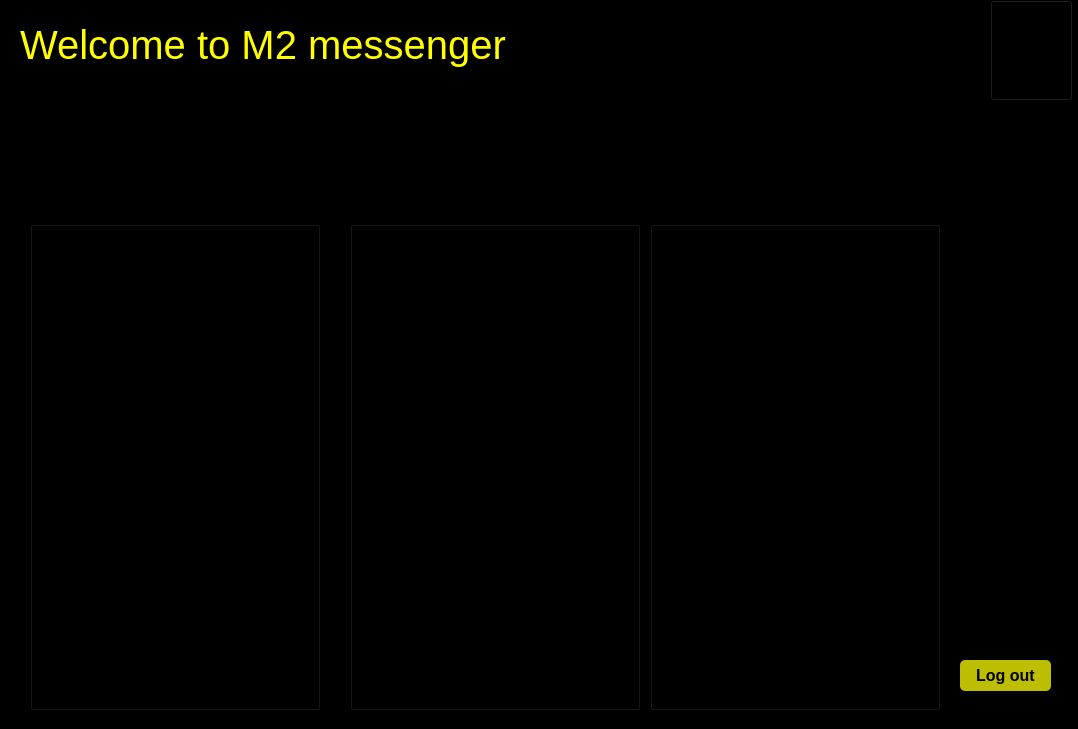
Before: the Qt Designer form untitled/afterlogin.ui in MohamadKhavaran/M2-Massenger, drawn with Qt 5.
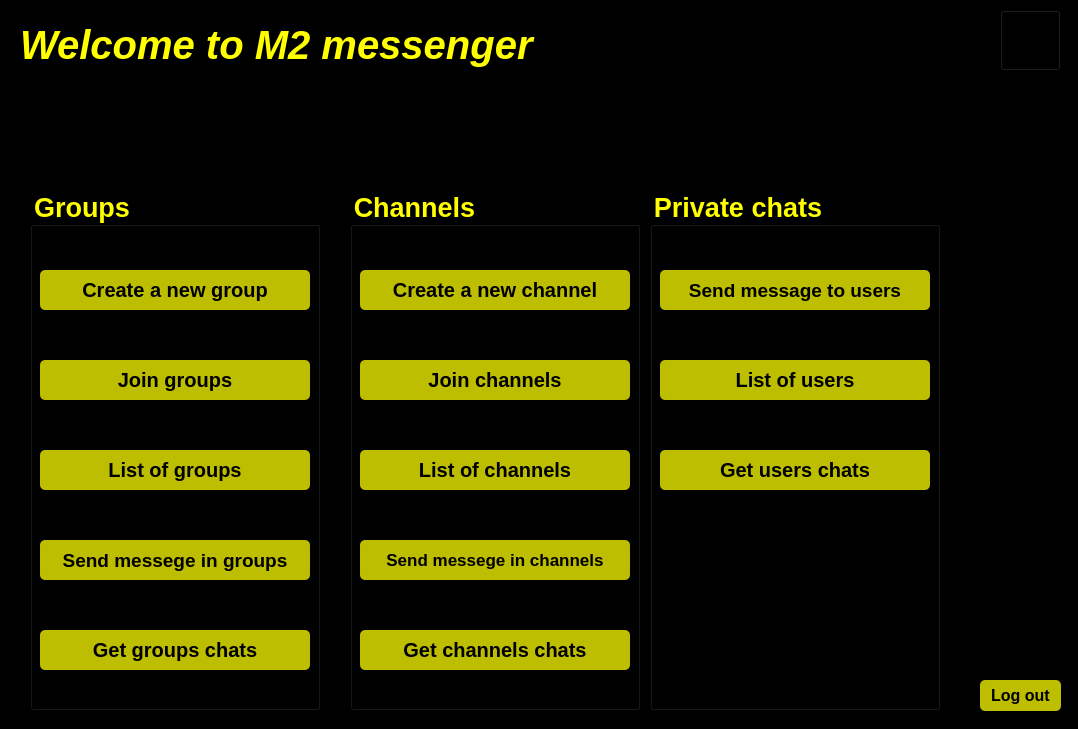
After: the same form once the commit is applied. Icons and pictures are not drawn.

Commit message: add some feature to after login page

The edit to the form file:
```diff
--- a/untitled/afterlogin.ui
+++ b/untitled/afterlogin.ui
@@ -34,13 +34,18 @@
      <rect>
       <x>20</x>
       <y>10</y>
-      <width>611</width>
+      <width>631</width>
       <height>70</height>
      </rect>
     </property>
     <property name="font">
      <font>
       <pointsize>30</pointsize>
+      <italic>true</italic>
+      <bold>true</bold>
+      <underline>false</underline>
+      <strikeout>false</strikeout>
+      <kerning>true</kerning>
      </font>
     </property>
     <property name="styleSheet">
@@ -53,9 +58,9 @@
    <widget class="QPushButton" name="pushButton_4">
     <property name="geometry">
      <rect>
-      <x>960</x>
-      <y>660</y>
-      <width>91</width>
+      <x>980</x>
+      <y>680</y>
+      <width>81</width>
       <height>31</height>
      </rect>
     </property>
@@ -90,9 +95,9 @@
    <widget class="QLabel" name="label_5">
     <property name="geometry">
      <rect>
-      <x>950</x>
-      <y>570</y>
-      <width>91</width>
+      <x>980</x>
+      <y>590</y>
+      <width>81</width>
       <height>81</height>
      </rect>
     </property>
@@ -106,10 +111,10 @@
    <widget class="QPushButton" name="pushButton_5">
     <property name="geometry">
      <rect>
-      <x>990</x>
-      <y>0</y>
-      <width>83</width>
-      <height>101</height>
+      <x>1000</x>
+      <y>10</y>
+      <width>61</width>
+      <height>61</height>
      </rect>
     </property>
     <property name="font">
@@ -136,11 +141,201 @@
     <property name="font">
      <font>
       <pointsize>20</pointsize>
+      <bold>true</bold>
      </font>
     </property>
+    <property name="styleSheet">
+     <string notr="true">color:rgb(255,255,0);
+</string>
+    </property>
     <property name="title">
      <string>Groups</string>
     </property>
+    <widget class="QPushButton" name="pushButton">
+     <property name="geometry">
+      <rect>
+       <x>10</x>
+       <y>80</y>
+       <width>270</width>
+       <height>40</height>
+      </rect>
+     </property>
+     <property name="font">
+      <font>
+       <pointsize>15</pointsize>
+       <bold>true</bold>
+      </font>
+     </property>
+     <property name="styleSheet">
+      <string notr="true">QPushButton#pushButton{
+	background-color:rgba(255, 255, 0, 190);
+	color:rgba(0, 0, 0, 255);
+	border-radius:5px;
+}
+
+QPushButton#pushButton:hover{
+	background-color:rgb(246, 120, 29);
+
+}
+
+QPushButton#pushButton:pressed{
+	padding-left:5px;
+	padding-top:5px;
+	background-color:rgba(150,123, 111, 255);
+}</string>
+     </property>
+     <property name="text">
+      <string>Create a new group</string>
+     </property>
+    </widget>
+    <widget class="QPushButton" name="pushButton_2">
+     <property name="geometry">
+      <rect>
+       <x>10</x>
+       <y>170</y>
+       <width>270</width>
+       <height>40</height>
+      </rect>
+     </property>
+     <property name="font">
+      <font>
+       <pointsize>15</pointsize>
+       <bold>true</bold>
+      </font>
+     </property>
+     <property name="styleSheet">
+      <string notr="true">QPushButton#pushButton_2{
+	background-color:rgba(255, 255, 0, 190);
+	color:rgba(0, 0, 0, 255);
+	border-radius:5px;
+}
+
+QPushButton#pushButton_2:hover{
+	background-color:rgb(246, 120, 29);
+
+}
+
+QPushButton#pushButton_2:pressed{
+	padding-left:5px;
+	padding-top:5px;
+	background-color:rgba(150,123, 111, 255);
+}</string>
+     </property>
+     <property name="text">
+      <string>Join groups</string>
+     </property>
+    </widget>
+    <widget class="QPushButton" name="pushButton_3">
+     <property name="geometry">
+      <rect>
+       <x>10</x>
+       <y>440</y>
+       <width>270</width>
+       <height>40</height>
+      </rect>
+     </property>
+     <property name="font">
+      <font>
+       <pointsize>15</pointsize>
+       <bold>true</bold>
+      </font>
+     </property>
+     <property name="styleSheet">
+      <string notr="true">QPushButton#pushButton_3{
+	background-color:rgba(255, 255, 0, 190);
+	color:rgba(0, 0, 0, 255);
+	border-radius:5px;
+}
+
+QPushButton#pushButton_3:hover{
+	background-color:rgb(246, 120, 29);
+
+}
+
+QPushButton#pushButton_3:pressed{
+	padding-left:5px;
+	padding-top:5px;
+	background-color:rgba(150,123, 111, 255);
+}</string>
+     </property>
+     <property name="text">
+      <string>Get groups chats</string>
+     </property>
+    </widget>
+    <widget class="QPushButton" name="pushButton_6">
+     <property name="geometry">
+      <rect>
+       <x>10</x>
+       <y>260</y>
+       <width>270</width>
+       <height>40</height>
+      </rect>
+     </property>
+     <property name="font">
+      <font>
+       <pointsize>15</pointsize>
+       <bold>true</bold>
+      </font>
+     </property>
+     <property name="styleSheet">
+      <string notr="true">QPushButton#pushButton_6{
+	background-color:rgba(255, 255, 0, 190);
+	color:rgba(0, 0, 0, 255);
+	border-radius:5px;
+}
+
+QPushButton#pushButton_6:hover{
+	background-color:rgb(246, 120, 29);
+
+}
+
+QPushButton#pushButton_6:pressed{
+	padding-left:5px;
+	padding-top:5px;
+	background-color:rgba(150,123, 111, 255);
+}</string>
+     </property>
+     <property name="text">
+      <string>List of groups</string>
+     </property>
+    </widget>
+    <widget class="QPushButton" name="pushButton_7">
+     <property name="geometry">
+      <rect>
+       <x>10</x>
+       <y>350</y>
+       <width>270</width>
+       <height>40</height>
+      </rect>
+     </property>
+     <property name="font">
+      <font>
+       <pointsize>14</pointsize>
+       <bold>true</bold>
+      </font>
+     </property>
+     <property name="styleSheet">
+      <string notr="true">QPushButton#pushButton_7{
+	background-color:rgba(255, 255, 0, 190);
+	color:rgba(0, 0, 0, 255);
+	border-radius:5px;
+}
+
+QPushButton#pushButton_7:hover{
+	background-color:rgb(246, 120, 29);
+
+}
+
+QPushButton#pushButton_7:pressed{
+	padding-left:5px;
+	padding-top:5px;
+	background-color:rgba(150,123, 111, 255);
+}</string>
+     </property>
+     <property name="text">
+      <string>Send messege in groups</string>
+     </property>
+    </widget>
    </widget>
    <widget class="QGroupBox" name="channel_groupBox">
     <property name="geometry">
@@ -154,11 +349,201 @@
     <property name="font">
      <font>
       <pointsize>20</pointsize>
+      <bold>true</bold>
      </font>
     </property>
+    <property name="styleSheet">
+     <string notr="true">color:rgb(255,255,0);
+</string>
+    </property>
     <property name="title">
      <string>Channels</string>
     </property>
+    <widget class="QPushButton" name="pushButton_8">
+     <property name="geometry">
+      <rect>
+       <x>10</x>
+       <y>80</y>
+       <width>270</width>
+       <height>40</height>
+      </rect>
+     </property>
+     <property name="font">
+      <font>
+       <pointsize>15</pointsize>
+       <bold>true</bold>
+      </font>
+     </property>
+     <property name="styleSheet">
+      <string notr="true">QPushButton#pushButton_8{
+	background-color:rgba(255, 255, 0, 190);
+	color:rgba(0, 0, 0, 255);
+	border-radius:5px;
+}
+
+QPushButton#pushButton_8:hover{
+	background-color:rgb(246, 120, 29);
+
+}
+
+QPushButton#pushButton_8:pressed{
+	padding-left:5px;
+	padding-top:5px;
+	background-color:rgba(150,123, 111, 255);
+}</string>
+     </property>
+     <property name="text">
+      <string>Create a new channel</string>
+     </property>
+    </widget>
+    <widget class="QPushButton" name="pushButton_9">
+     <property name="geometry">
+      <rect>
+       <x>10</x>
+       <y>170</y>
+       <width>270</width>
+       <height>40</height>
+      </rect>
+     </property>
+     <property name="font">
+      <font>
+       <pointsize>15</pointsize>
+       <bold>true</bold>
+      </font>
+     </property>
+     <property name="styleSheet">
+      <string notr="true">QPushButton#pushButton_9{
+	background-color:rgba(255, 255, 0, 190);
+	color:rgba(0, 0, 0, 255);
+	border-radius:5px;
+}
+
+QPushButton#pushButton_9:hover{
+	background-color:rgb(246, 120, 29);
+
+}
+
+QPushButton#pushButton_9:pressed{
+	padding-left:5px;
+	padding-top:5px;
+	background-color:rgba(150,123, 111, 255);
+}</string>
+     </property>
+     <property name="text">
+      <string>Join channels</string>
+     </property>
+    </widget>
+    <widget class="QPushButton" name="pushButton_10">
+     <property name="geometry">
+      <rect>
+       <x>10</x>
+       <y>260</y>
+       <width>270</width>
+       <height>40</height>
+      </rect>
+     </property>
+     <property name="font">
+      <font>
+       <pointsize>15</pointsize>
+       <bold>true</bold>
+      </font>
+     </property>
+     <property name="styleSheet">
+      <string notr="true">QPushButton#pushButton_10{
+	background-color:rgba(255, 255, 0, 190);
+	color:rgba(0, 0, 0, 255);
+	border-radius:5px;
+}
+
+QPushButton#pushButton_10:hover{
+	background-color:rgb(246, 120, 29);
+
+}
+
+QPushButton#pushButton_10:pressed{
+	padding-left:5px;
+	padding-top:5px;
+	background-color:rgba(150,123, 111, 255);
+}</string>
+     </property>
+     <property name="text">
+      <string>List of channels</string>
+     </property>
+    </widget>
+    <widget class="QPushButton" name="pushButton_11">
+     <property name="geometry">
+      <rect>
+       <x>10</x>
+       <y>350</y>
+       <width>270</width>
+       <height>40</height>
+      </rect>
+     </property>
+     <property name="font">
+      <font>
+       <pointsize>13</pointsize>
+       <bold>true</bold>
+      </font>
+     </property>
+     <property name="styleSheet">
+      <string notr="true">QPushButton#pushButton_11{
+	background-color:rgba(255, 255, 0, 190);
+	color:rgba(0, 0, 0, 255);
+	border-radius:5px;
+}
+
+QPushButton#pushButton_11:hover{
+	background-color:rgb(246, 120, 29);
+
+}
+
+QPushButton#pushButton_11:pressed{
+	padding-left:5px;
+	padding-top:5px;
+	background-color:rgba(150,123, 111, 255);
+}</string>
+     </property>
+     <property name="text">
+      <string>Send messege in channels</string>
+     </property>
+    </widget>
+    <widget class="QPushButton" name="pushButton_12">
+     <property name="geometry">
+      <rect>
+       <x>10</x>
+       <y>440</y>
+       <width>270</width>
+       <height>40</height>
+      </rect>
+     </property>
+     <property name="font">
+      <font>
+       <pointsize>15</pointsize>
+       <bold>true</bold>
+      </font>
+     </property>
+     <property name="styleSheet">
+      <string notr="true">QPushButton#pushButton_12{
+	background-color:rgba(255, 255, 0, 190);
+	color:rgba(0, 0, 0, 255);
+	border-radius:5px;
+}
+
+QPushButton#pushButton_12:hover{
+	background-color:rgb(246, 120, 29);
+
+}
+
+QPushButton#pushButton_12:pressed{
+	padding-left:5px;
+	padding-top:5px;
+	background-color:rgba(150,123, 111, 255);
+}</string>
+     </property>
+     <property name="text">
+      <string>Get channels chats</string>
+     </property>
+    </widget>
    </widget>
    <widget class="QGroupBox" name="pv_groupBox">
     <property name="geometry">
@@ -172,19 +557,135 @@
     <property name="font">
      <font>
       <pointsize>20</pointsize>
+      <bold>true</bold>
      </font>
     </property>
+    <property name="styleSheet">
+     <string notr="true">color:rgb(255,255,0);
+</string>
+    </property>
     <property name="title">
-     <string>private chats</string>
+     <string>Private chats</string>
     </property>
+    <widget class="QPushButton" name="pushButton_13">
+     <property name="geometry">
+      <rect>
+       <x>10</x>
+       <y>80</y>
+       <width>270</width>
+       <height>40</height>
+      </rect>
+     </property>
+     <property name="font">
+      <font>
+       <pointsize>14</pointsize>
+       <bold>true</bold>
+      </font>
+     </property>
+     <property name="styleSheet">
+      <string notr="true">QPushButton#pushButton_13{
+	background-color:rgba(255, 255, 0, 190);
+	color:rgba(0, 0, 0, 255);
+	border-radius:5px;
+}
+
+QPushButton#pushButton_13:hover{
+	background-color:rgb(246, 120, 29);
+
+}
+
+QPushButton#pushButton_13:pressed{
+	padding-left:5px;
+	padding-top:5px;
+	background-color:rgba(150,123, 111, 255);
+}</string>
+     </property>
+     <property name="text">
+      <string>Send message to users</string>
+     </property>
+    </widget>
+    <widget class="QPushButton" name="pushButton_14">
+     <property name="geometry">
+      <rect>
+       <x>10</x>
+       <y>170</y>
+       <width>270</width>
+       <height>40</height>
+      </rect>
+     </property>
+     <property name="font">
+      <font>
+       <pointsize>15</pointsize>
+       <bold>true</bold>
+      </font>
+     </property>
+     <property name="styleSheet">
+      <string notr="true">QPushButton#pushButton_14{
+	background-color:rgba(255, 255, 0, 190);
+	color:rgba(0, 0, 0, 255);
+	border-radius:5px;
+}
+
+QPushButton#pushButton_14:hover{
+	background-color:rgb(246, 120, 29);
+
+}
+
+QPushButton#pushButton_14:pressed{
+	padding-left:5px;
+	padding-top:5px;
+	background-color:rgba(150,123, 111, 255);
+}</string>
+     </property>
+     <property name="text">
+      <string>List of users</string>
+     </property>
+    </widget>
+    <widget class="QPushButton" name="pushButton_15">
+     <property name="geometry">
+      <rect>
+       <x>10</x>
+       <y>260</y>
+       <width>270</width>
+       <height>40</height>
+      </rect>
+     </property>
+     <property name="font">
+      <font>
+       <pointsize>15</pointsize>
+       <bold>true</bold>
+      </font>
+     </property>
+     <property name="styleSheet">
+      <string notr="true">QPushButton#pushButton_15{
+	background-color:rgba(255, 255, 0, 190);
+	color:rgba(0, 0, 0, 255);
+	border-radius:5px;
+}
+
+QPushButton#pushButton_15:hover{
+	background-color:rgb(246, 120, 29);
+
+}
+
+QPushButton#pushButton_15:pressed{
+	padding-left:5px;
+	padding-top:5px;
+	background-color:rgba(150,123, 111, 255);
+}</string>
+     </property>
+     <property name="text">
+      <string>Get users chats</string>
+     </property>
+    </widget>
    </widget>
    <widget class="QLabel" name="group_label">
     <property name="geometry">
      <rect>
-      <x>50</x>
-      <y>90</y>
-      <width>231</width>
-      <height>111</height>
+      <x>160</x>
+      <y>120</y>
+      <width>151</width>
+      <height>101</height>
      </rect>
     </property>
     <property name="styleSheet">
@@ -197,12 +698,15 @@
    <widget class="QLabel" name="channel_label">
     <property name="geometry">
      <rect>
-      <x>440</x>
-      <y>120</y>
-      <width>63</width>
-      <height>20</height>
+      <x>510</x>
+      <y>110</y>
+      <width>121</width>
+      <height>111</height>
      </rect>
     </property>
+    <property name="styleSheet">
+     <string notr="true">image: url(:/icons/channel icon.png);</string>
+    </property>
     <property name="text">
      <string/>
     </property>
@@ -210,12 +714,15 @@
    <widget class="QLabel" name="pv_label">
     <property name="geometry">
      <rect>
-      <x>730</x>
-      <y>120</y>
-      <width>63</width>
-      <height>20</height>
+      <x>820</x>
+      <y>100</y>
+      <width>131</width>
+      <height>101</height>
      </rect>
     </property>
+    <property name="styleSheet">
+     <string notr="true">image: url(:/icons/pv.png);</string>
+    </property>
     <property name="text">
      <string/>
     </property>
```
Left out of the diff: 6 changed lines with no effect on the pictures.
